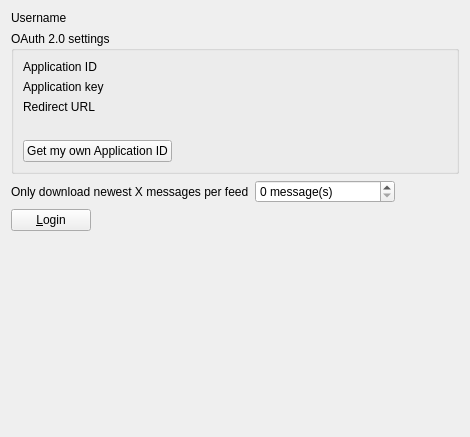
Above: src/librssguard/services/inoreader/gui/inoreaderaccountdetails.ui from martinrotter/rssguard before the change. Below: the same form after it.
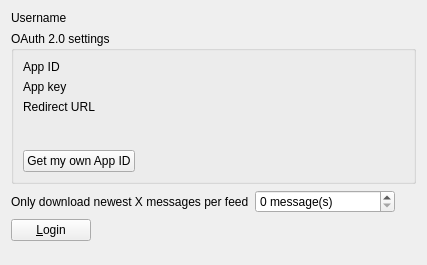
That is the form after the change. Custom widgets are drawn as their Qt base class.

```diff
--- a/src/librssguard/services/inoreader/gui/inoreaderaccountdetails.ui
+++ b/src/librssguard/services/inoreader/gui/inoreaderaccountdetails.ui
@@ -6,8 +6,8 @@
    <rect>
     <x>0</x>
     <y>0</y>
-    <width>469</width>
-    <height>437</height>
+    <width>427</width>
+    <height>265</height>
    </rect>
   </property>
   <layout class="QFormLayout" name="formLayout_4">
@@ -23,6 +23,12 @@
    </item>
    <item row="1" column="0" colspan="2">
     <widget class="QGroupBox" name="groupBox">
+     <property name="sizePolicy">
+      <sizepolicy hsizetype="Preferred" vsizetype="Preferred">
+       <horstretch>0</horstretch>
+       <verstretch>1</verstretch>
+      </sizepolicy>
+     </property>
      <property name="title">
       <string>OAuth 2.0 settings</string>
      </property>
@@ -30,7 +36,7 @@
       <item row="0" column="0">
        <widget class="QLabel" name="m_lblUsername_2">
         <property name="text">
-         <string>Application ID</string>
+         <string>App ID</string>
         </property>
         <property name="buddy">
          <cstring>m_txtAppId</cstring>
@@ -43,7 +49,7 @@
       <item row="1" column="0">
        <widget class="QLabel" name="m_lblUsername_3">
         <property name="text">
-         <string>Application key</string>
+         <string>App key</string>
         </property>
         <property name="buddy">
          <cstring>m_txtAppKey</cstring>
@@ -71,7 +77,7 @@
         <item>
          <widget class="QPushButton" name="m_btnRegisterApi">
           <property name="text">
-           <string>Get my own Application ID</string>
+           <string>Get my own App ID</string>
           </property>
          </widget>
         </item>
@@ -92,6 +98,15 @@
       </item>
       <item row="3" column="0" colspan="2">
        <widget class="QLabel" name="m_lblInfo">
+        <property name="sizePolicy">
+         <sizepolicy hsizetype="Preferred" vsizetype="Preferred">
+          <horstretch>0</horstretch>
+          <verstretch>1</verstretch>
+         </sizepolicy>
+        </property>
+        <property name="alignment">
+         <set>Qt::AlignLeading|Qt::AlignLeft|Qt::AlignTop</set>
+        </property>
         <property name="wordWrap">
          <bool>true</bool>
         </property>
@@ -138,12 +153,6 @@
      </item>
      <item row="0" column="1">
       <widget class="LabelWithStatus" name="m_lblTestResult" native="true">
-       <property name="sizePolicy">
-        <sizepolicy hsizetype="Preferred" vsizetype="Preferred">
-         <horstretch>0</horstretch>
-         <verstretch>1</verstretch>
-        </sizepolicy>
-       </property>
        <property name="layoutDirection">
         <enum>Qt::RightToLeft</enum>
        </property>
@@ -156,12 +165,6 @@
      <property name="orientation">
       <enum>Qt::Vertical</enum>
      </property>
-     <property name="sizeHint" stdset="0">
-      <size>
-       <width>448</width>
-       <height>167</height>
-      </size>
-     </property>
     </spacer>
    </item>
   </layout>
```
